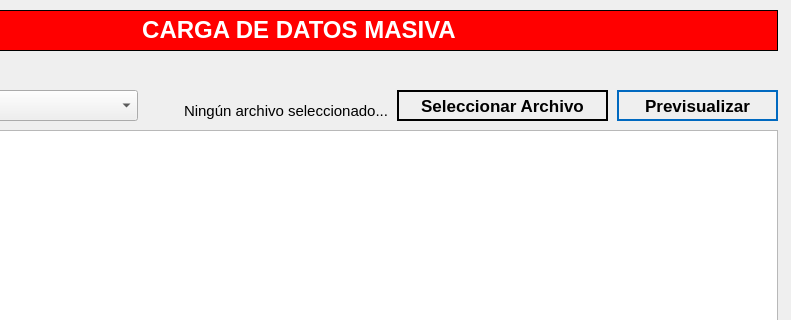
The window that ui_files/new_carga.ui (haobregonz10/Sistema_Osinergmin_Git_2) describes before a commit, drawn with Qt 5; both pictures show x 203 to 994 and y 0 to 320 of the 994 by 544 pixel window.
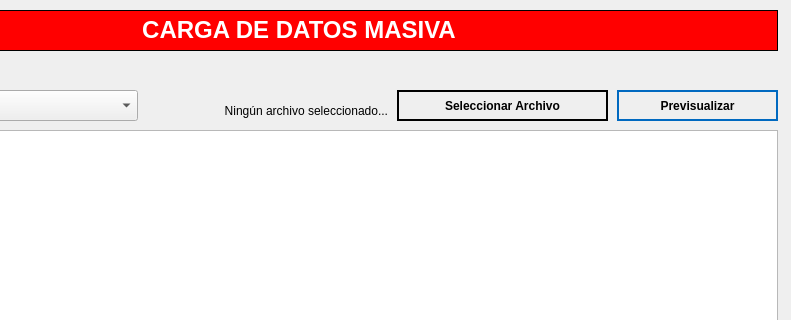
The same window after the commit. Icons and pictures are not drawn.

Diff of the .ui file:
```diff
--- a/ui_files/new_carga.ui
+++ b/ui_files/new_carga.ui
@@ -80,7 +80,6 @@
    </property>
    <property name="font">
     <font>
-     <pointsize>13</pointsize>
      <weight>75</weight>
      <bold>true</bold>
     </font>
@@ -239,7 +238,6 @@
    </property>
    <property name="font">
     <font>
-     <pointsize>13</pointsize>
      <weight>75</weight>
      <bold>true</bold>
     </font>
@@ -297,7 +295,7 @@
    </property>
    <property name="font">
     <font>
-     <pointsize>11</pointsize>
+     <pointsize>9</pointsize>
     </font>
    </property>
    <property name="text">
```
Left out of the diff: 2 changed lines with no effect on the pictures.
